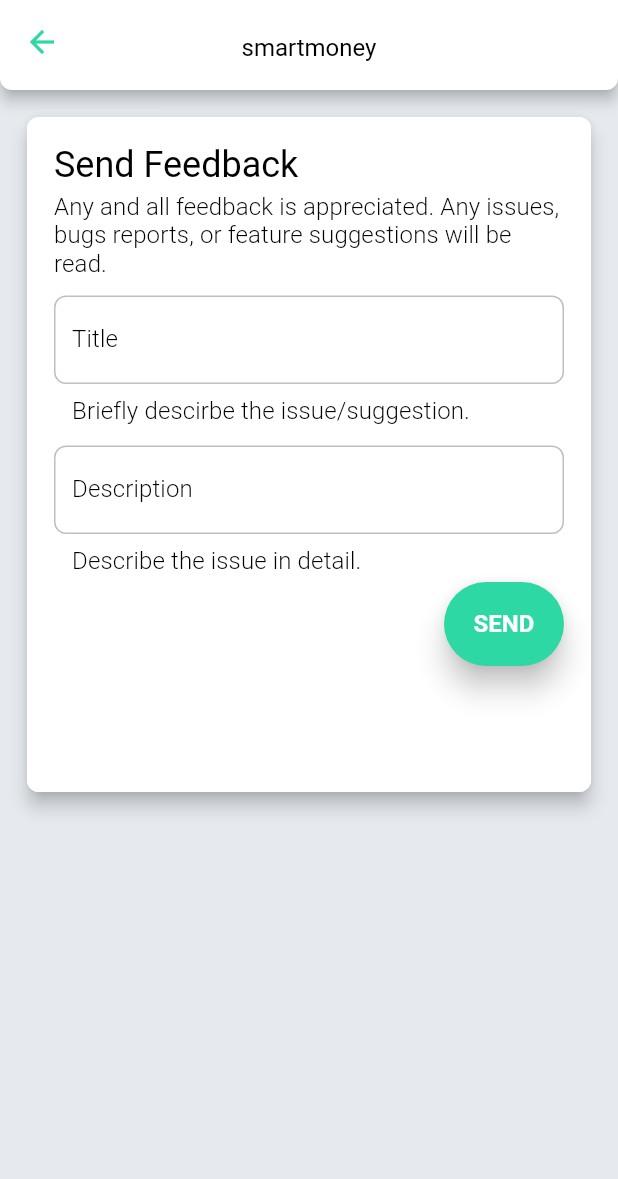
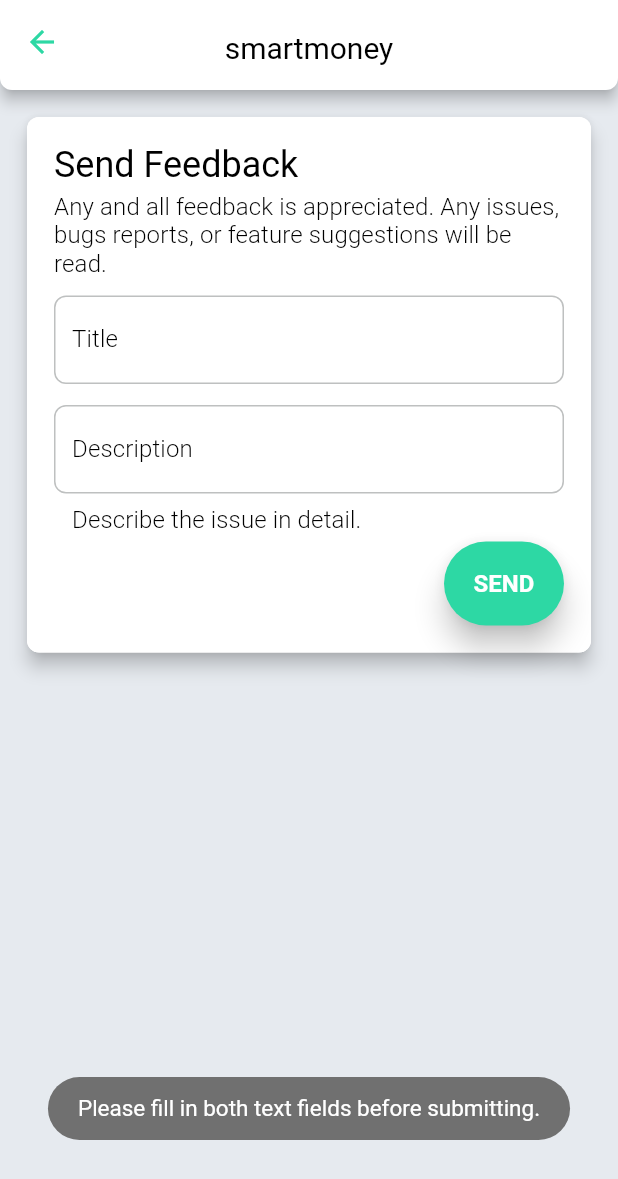
Before and after one commit to alarichartsock/smartmoney, a Flutter app: the Feedback screen opened by its route, after a tap on "SEND", on a phone screen of 412 x 824 dp. Shown: the top 1179 px of the screen. Run offline on Flutter 3.47's test engine with Material 2 defaults, Android fonts, the phone set to English and light mode, and no system bars; our stand-ins replace flutter_bloc, toast.

Commit message:
Tiny UI tweaks
Android:
- Added title field to Theme, changed all of the AppBars in the project accordingly.
- Changed overscroll color to match Primary color instead of inherited accent color in all appropriate listviews.
- Made feedbackscreen slightly more pretty and more functional. Ready for a post request to Firebase.

```diff
--- a/lib/android/logic/theme/customTheme.dart
+++ b/lib/android/logic/theme/customTheme.dart
@@ -29,8 +29,6 @@ class CustomTheme extends StatefulWidget {
 
 class _CustomThemeState extends State<CustomTheme> {
 
-  bool darkThemeOn;
-
   ThemeData _theme;
 
   ThemeData get theme => _theme;
@@ -38,8 +36,6 @@ class _CustomThemeState extends State<CustomTheme> {
   @override
   void initState() {
     _theme = MyThemes.getThemeFromKey(widget.initialThemeKey);
-    (_theme == MyThemes.darkTheme) ? darkThemeOn = true : darkThemeOn = false;
-    print("$darkThemeOn");
     super.initState();
   }
 
--- a/lib/android/logic/theme/themes.dart
+++ b/lib/android/logic/theme/themes.dart
@@ -29,6 +29,11 @@ class MyThemes {
             color: Color(0xFF000000), //#000000
             fontWeight: FontWeight.w400,
             fontSize: 16.0),
+        title: TextStyle(
+            color: Color(0xFF000000), //#000000,
+            fontWeight: FontWeight.w400,
+            fontSize: 20.0
+        ),
         subtitle: TextStyle(
           color: Color(0xFF000000), //#000000
           fontWeight: FontWeight.w300,
@@ -75,6 +80,11 @@ class MyThemes {
             color: Color(0xFFFFFFFF), //#ffffff
             fontWeight: FontWeight.w400,
             fontSize: 16.0),
+        title: TextStyle(
+            color: Color(0xFFFFFFFF), //#ffffff
+            fontWeight: FontWeight.w400,
+            fontSize: 20.0
+        ),
         subtitle: TextStyle(
           color: Color(0xFFFFFFFF), //#ffffff
           fontWeight: FontWeight.w300,
--- a/lib/android/screens/menu/feedback_screen.dart
+++ b/lib/android/screens/menu/feedback_screen.dart
@@ -1,9 +1,8 @@
 import 'package:flutter/material.dart';
 import 'package:smartmoney/android/components/styled_button.dart';
 import 'package:smartmoney/android/components/styled_container.dart';
-import 'package:smartmoney/android/components/styled_text_field.dart';
 
-import 'package:flutter_bloc/flutter_bloc.dart';
+import 'package:toast/toast.dart';
 
 class Feedback extends StatefulWidget {
   @override
@@ -11,9 +10,10 @@ class Feedback extends StatefulWidget {
 }
 
 class _FeedbackState extends State<Feedback> {
+//Alaric todo: give each user 10 or so allowed feedbacks to avoid spam. Waiting until accounts are a thing.
+
   @override
   Widget build(BuildContext context) {
-
     double _screenHeight = MediaQuery.of(context).size.height;
     double _screenWidth = MediaQuery.of(context).size.width;
     const double _margin = 16.0;
@@ -32,18 +32,38 @@ class _FeedbackState extends State<Feedback> {
           width: 1.0,
           color: const Color(0xFFBEC0C0), //#bec0c0
         ));
-    OutlineInputBorder greenBorder = OutlineInputBorder(
-        borderRadius: BorderRadius.all(Radius.circular(8.0)),
-        borderSide: const BorderSide(
-          width: 1.0,
-          color: const Color(0xFF00E690), //#00e690
-        ));
     OutlineInputBorder redBorder = OutlineInputBorder(
         borderRadius: BorderRadius.all(Radius.circular(8.0)),
         borderSide: const BorderSide(
           width: 1.0,
           color: const Color(0xFFBEC0C0), //#f45531
         ));
+
+    TextEditingController titleController = TextEditingController();
+    TextEditingController descriptionController = TextEditingController();
+
+    String title;
+    String description;
+
+    void _sendToServer(String localTitle, String localDescription) {
+      if ((title == null || title =="") || (description == null || description == "")) { //So ugly. Sorry guys.
+        Toast.show(
+            "Please fill in both text fields before submitting.", context,
+            duration: 2,
+            backgroundColor: Theme.of(context).focusColor,
+            textColor: Theme.of(context).canvasColor);
+      } else {
+        Toast.show("Your input is appreciated.", context,
+            duration: 2,
+            backgroundColor: Theme.of(context).focusColor,
+            textColor: Theme.of(context).canvasColor);
+        //Aidan todo: integrate to firebase.
+        title = null;
+        description = null;
+        titleController.clear();
+        descriptionController.clear();
+      }
+    }
 
     return Container(
       color: Theme.of(context).backgroundColor,
@@ -59,7 +79,8 @@ class _FeedbackState extends State<Feedback> {
             backgroundColor: Theme.of(context).canvasColor,
             title: Padding(
               padding: const EdgeInsets.only(top: 8.0),
-              child: Text("smartmoney", style: Theme.of(context).textTheme.display4),
+              child:
+                  Text("smartmoney", style: Theme.of(context).textTheme.title),
             ),
             leading: IconButton(
               iconSize: 24.0,
@@ -71,25 +92,26 @@ class _FeedbackState extends State<Feedback> {
             ),
           ),
         ),
-        resizeToAvoidBottomInset: false,
-        extendBody: false,
         backgroundColor: Colors.transparent,
-        body: Padding(
+        body: ScrollConfiguration(
+          behavior: ScrollBehavior(),
+          child: GlowingOverscrollIndicator(
+            axisDirection: AxisDirection.down,
+            color: Theme.of(context).primaryColor,
+            child: ListView(
+              children: <Widget>[
+                Padding(
                   padding: const EdgeInsets.all(18.0),
                   child: StyledContainer(
                     width: _containerWidth,
-            height: 450,
                     child: Padding(
-              padding: const EdgeInsets.only(left: 18.0, right: 18.0),
+                      padding: const EdgeInsets.all(18.0),
                       child: Column(
                         crossAxisAlignment: CrossAxisAlignment.start,
                         children: <Widget>[
-                  Padding(
-                    padding: const EdgeInsets.only(top: 18.0),
-                    child: Text(
+                          Text(
                             "Send Feedback",
                             style: Theme.of(context).textTheme.display3,
-                    ),
                           ),
                           Padding(
                             padding: const EdgeInsets.only(top: 4.0),
@@ -102,16 +124,21 @@ class _FeedbackState extends State<Feedback> {
                           Padding(
                             padding: const EdgeInsets.only(top: 12.0),
                             child: TextField(
-                      expands: false,
-                      maxLines: 1,
-                      minLines: 1,
+                              onChanged: (String text) {
+                                title = text;
+                              },
+                              onSubmitted: (String text) {
+                                title = text;
+                              },
+                              controller: titleController,
                               decoration: InputDecoration(
                                 fillColor: Theme.of(context).canvasColor,
                                 enabled: true,
-                        labelStyle: Theme.of(context).textTheme.subtitle,
-                        helperStyle: Theme.of(context).textTheme.subtitle,
+                                labelStyle:
+                                    Theme.of(context).textTheme.subtitle,
+                                helperStyle:
+                                    Theme.of(context).textTheme.subtitle,
                                 labelText: "Title",
-                        helperText: "Briefly descirbe the issue/suggestion.",
                                 focusedErrorBorder: redBorder,
                                 errorBorder: redBorder,
                                 enabledBorder: greyBorder,
@@ -120,15 +147,25 @@ class _FeedbackState extends State<Feedback> {
                             ),
                           ),
                           Padding(
-                    padding: const EdgeInsets.only(top: 14.0, bottom: 5.0),
+                            padding:
+                                const EdgeInsets.only(top: 14.0, bottom: 5.0),
                             child: TextField(
-                      maxLines: 3,
+                              onChanged: (String text) {
+                                description = text;
+                              },
+                              onSubmitted: (String text) {
+                                description = text;
+                              },
+                              controller: descriptionController,
                               minLines: 1,
+                              maxLines: 100,
                               decoration: InputDecoration(
                                 fillColor: Theme.of(context).canvasColor,
                                 enabled: true,
-                        labelStyle: Theme.of(context).textTheme.subtitle,
-                        helperStyle: Theme.of(context).textTheme.subtitle,
+                                labelStyle:
+                                    Theme.of(context).textTheme.subtitle,
+                                helperStyle:
+                                    Theme.of(context).textTheme.subtitle,
                                 labelText: "Description",
                                 helperText: "Describe the issue in detail.",
                                 focusedErrorBorder: redBorder,
@@ -139,13 +176,17 @@ class _FeedbackState extends State<Feedback> {
                             ),
                           ),
                           Padding(
-                    padding: EdgeInsets.only(left: _containerWidth - (120)),
+                            padding:
+                                EdgeInsets.only(left: _containerWidth - (120)),
                             child: StyledButton(
                               height: 56.0,
                               width: 56.0,
                               text: "SEND",
                               onPressed: () {
-                        print("todo: send feedback to server.");
+                                FocusScope.of(context).requestFocus(new FocusNode()); // Lowers any keyboards.
+                                print("$title"); //These print statements are for debugging purposes.
+                                print("$description");
+                                _sendToServer(title, description);
                               },
                             ),
                           )
@@ -154,6 +195,10 @@ class _FeedbackState extends State<Feedback> {
                     ),
                   ),
                 ),
+              ],
+            ),
+          ),
+        ),
       ),
     );
   }
--- a/lib/android/screens/menu/help_screen.dart
+++ b/lib/android/screens/menu/help_screen.dart
@@ -86,7 +86,7 @@ class _HelpState extends State<Help> {
                     padding: const EdgeInsets.only(top: 18.0),
                     child: Text(
                       "Help",
-                      style: Theme.of(context).textTheme.display4,
+                      style: Theme.of(context).textTheme.title,
                       textAlign: TextAlign.center,
                     ),
                   ),
--- a/lib/android/screens/menu/settings_screen.dart
+++ b/lib/android/screens/menu/settings_screen.dart
@@ -58,7 +58,7 @@ class _SettingsState extends State<Settings> {
               backgroundColor: Theme.of(context).canvasColor,
               title: Padding(
                 padding: const EdgeInsets.only(top: 8.0),
-                child: Text("Settings", style: Theme.of(context).textTheme.display4),
+                child: Text("Settings", style: Theme.of(context).textTheme.title),
               ),
               leading: IconButton(
                 iconSize: 24.0,
@@ -90,7 +90,7 @@ class _SettingsState extends State<Settings> {
                     mainAxisAlignment: MainAxisAlignment.start,
                     children: <Widget>[
                       SwitchListTile(
-                        title: Text("Dark mode"),
+                        title: Text("Dark mode", style: Theme.of(context).textTheme.display4,),
                         activeColor: Theme.of(context).primaryColor,
                         value: switchValue,
                         onChanged: (bool newValue) {
--- a/lib/main.dart
+++ b/lib/main.dart
@@ -9,47 +9,35 @@ import 'package:smartmoney/android/screens/signup/sign_up_screen.dart';
 
 import 'android/screens/home/home_screen.dart'; //import Android specific classes.
 import 'android/screens/onboarding_screen.dart';
-import 'android/screens/menu/feedback_screen.dart' as FeedBackScreen;
-import 'android/screens/signin/sign_in_screen.dart'; // Material has a class called Feedback, so importing as feedBackScreen
+import 'android/screens/menu/feedback_screen.dart' as FeedBackScreen; // Material has a class called Feedback, so importing as feedBackScreen
+import 'android/screens/signin/sign_in_screen.dart';
+
+
+
 
 bool runAndroid = true;
 
 void main() => runApp(
     CustomTheme(
-      child: Smartmoney(),
+      child: (runAndroid == true) ? SmartMoneyAndroid() : SmartMoneyIOS(),
       initialThemeKey: MyThemeKeys.LIGHT,
     ));
 
-// need to update ios section.
-// class SmartMoneyIOS extends StatefulWidget {
-//   @override
-//   _SmartMoneyIOSState createState() => _SmartMoneyIOSState();
-// }
+class SmartMoneyIOS extends StatelessWidget {
+  @override
+  Widget build(BuildContext context) {
+    return CupertinoApp(
+      home: Onboarding(),
+      theme: CupertinoThemeData(),
+    );
+  }
+}
 
-// class _SmartMoneyIOSState extends State<SmartMoneyIOS> {
-//   final ThemeBloc themeBloc = ThemeBloc();
-
-//   @override
-//   Widget build(BuildContext context) {
-//     return BlocProvider(
-//         bloc: themeBloc,
-//         child: BlocBuilder(
-//           bloc: themeBloc,
-//           builder: (context, CustomThemeData theme) {
-//             return CupertinoApp(
-//                 title: "Smartmoney iOS",
-//                 home: Help() //todo: change to onboarding
-//                 );
-//           },
-//         ));
-//   }
-// }
-
-class Smartmoney extends StatelessWidget {
+class SmartMoneyAndroid extends StatelessWidget {
   @override
   Widget build(BuildContext context) {
     return MaterialApp(
-        home: Onboarding(showImages: true),
+        home: FeedBackScreen.Feedback(),
         theme: CustomTheme.of(context),
         darkTheme: MyThemes.darkTheme,
         title: "Smartmoney Android",
--- a/pubspec.yaml
+++ b/pubspec.yaml
@@ -20,6 +20,8 @@ dependencies:
   flutter:
     sdk: flutter
   flutter_bloc: ^0.14.0
+  toast: ^0.1.5
+
 
   # The following adds the Cupertino Icons font to your application.
   # Use with the CupertinoIcons class for iOS style icons.
```
Also changed, not shown: lib/android/screens/home/home_screen.dart (+10 -2 lines), lib/android/screens/menu/test_switch.dart (deleted, +0 -83 lines), lib/android/screens/signup/sign_up_screen.dart (+8 -1 lines), pubspec.lock. Lines whose indentation alone changed are shown as unchanged.
